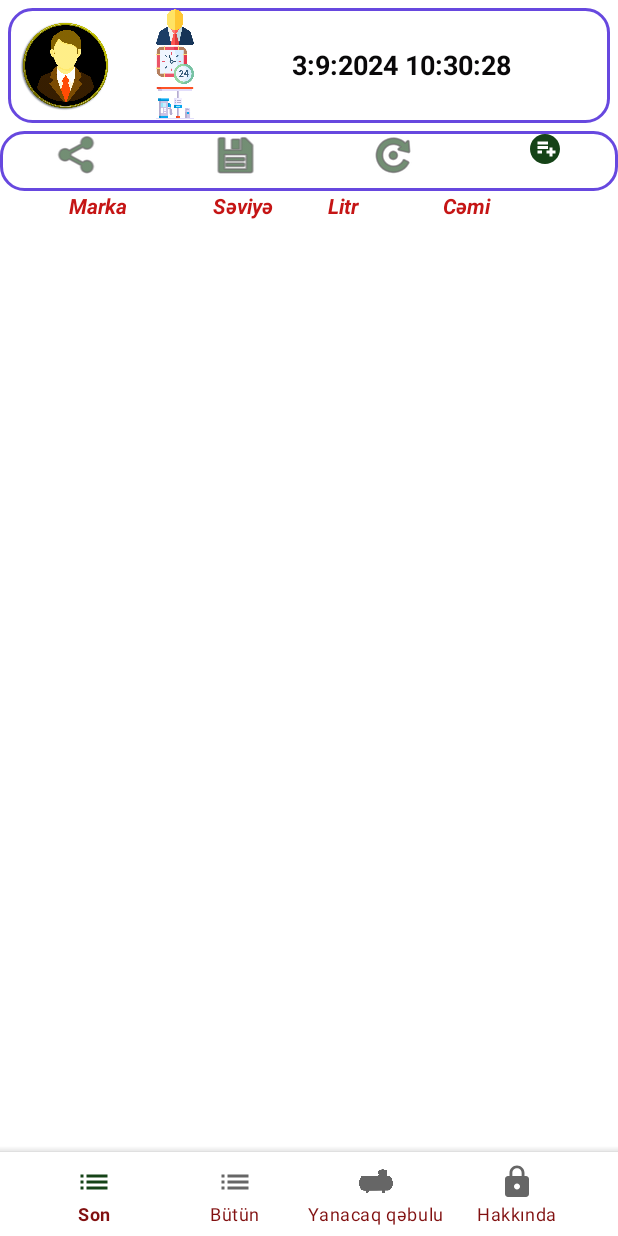
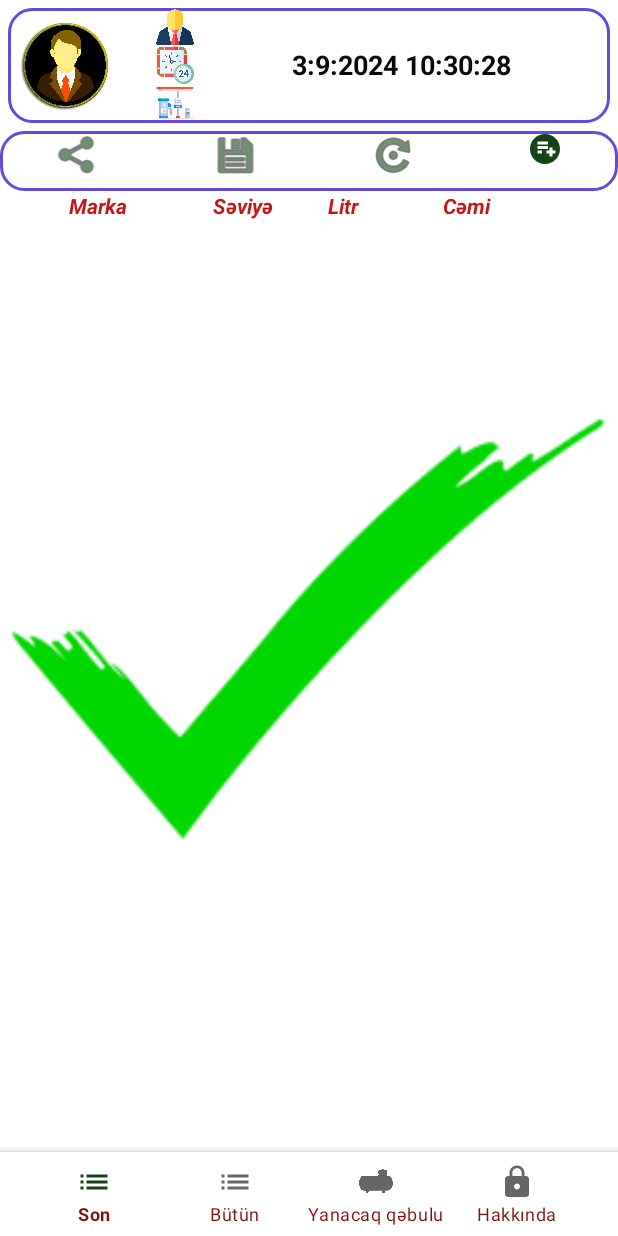
Before and after one commit to Mobil128/SocarPetroleum, an Android app: the OlcuFragment screen opened directly, with no data from a screen before it, after a tap on an icon or button, on a phone screen of 412 x 824 dp. Run offline under Robolectric (Android 15) with nearby library versions, the light colour scheme and no system bars; our stand-ins replace Firebase (no records; nobody signed in at launch, a user with empty details on screens opened directly); 13 statements that could not run were skipped.

```diff
--- a/app/src/main/java/mobil/ev/socarpetroleum/OlcuFragment.java
+++ b/app/src/main/java/mobil/ev/socarpetroleum/OlcuFragment.java
@@ -196,7 +196,7 @@ public class OlcuFragment extends Fragment {
     }
 
     private void init() {
-        mediaPlayer = MediaPlayer.create(getContext(), R.raw.ssoo);
+        mediaPlayer = MediaPlayer.create(getContext(), R.raw.olcu_saxlanildi1);
         imv =(ImageView) v.findViewById(R.id.chhht);
         bos_yer=(ImageView) v.findViewById(R.id.bos_yer);
         tv_tarix=(TextView)v.findViewById(R.id.Tarix);
@@ -217,9 +217,8 @@ public class OlcuFragment extends Fragment {
 
     }
     public void Gonder(){
-        Hesabla();
-        saxlanib_he_yox=true;
-        Toast.makeText(getContext(),"Hesablandı", Toast.LENGTH_SHORT).show();
+
+        Saxla();
         View rootView = getView();
         if (rootView != null) {
             Bitmap screenshot = captureScreenshot(rootView);
@@ -339,6 +338,9 @@ public class OlcuFragment extends Fragment {
         myRefX.push().setValue(map1);
 
       //  Toast.makeText(getContext(),"Saxlandı", Toast.LENGTH_SHORT).show();
+        if (mediaPlayer != null) {
+            mediaPlayer.start();
+        }
         AlphaAnimation fadeIn = new AlphaAnimation(0.0f, 1.0f);
         fadeIn.setDuration(500);
 
```
Also changed, not shown: 2 other files.
